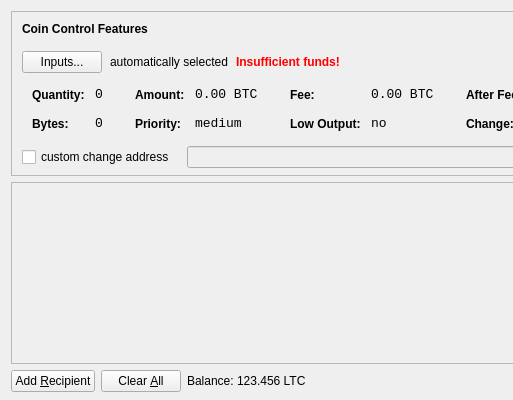
This is src/qt/forms/sendcoinsdialog.ui in pierce403/faircoin as Qt 5 draws it before an edit; both pictures show x 0 to 513 and y 0 to 400 of the 850 by 400 pixel window. The edited form follows.
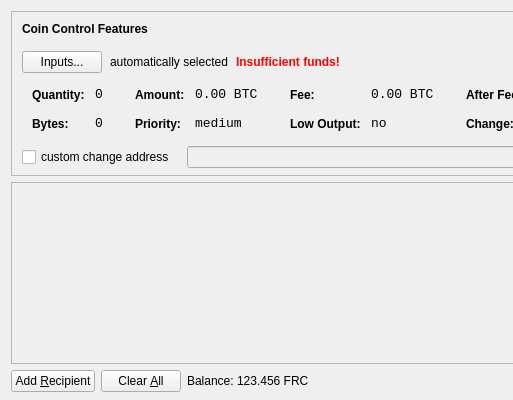
This is the edited form. Icons and pictures are not drawn.

Patch:
```diff
--- a/src/qt/forms/sendcoinsdialog.ui
+++ b/src/qt/forms/sendcoinsdialog.ui
@@ -720,7 +720,7 @@
           <cursorShape>IBeamCursor</cursorShape>
          </property>
          <property name="text">
-          <string>123.456 LTC</string>
+          <string>123.456 FRC</string>
          </property>
          <property name="textInteractionFlags">
           <set>Qt::LinksAccessibleByMouse|Qt::TextSelectableByKeyboard|Qt::TextSelectableByMouse</set>
```
